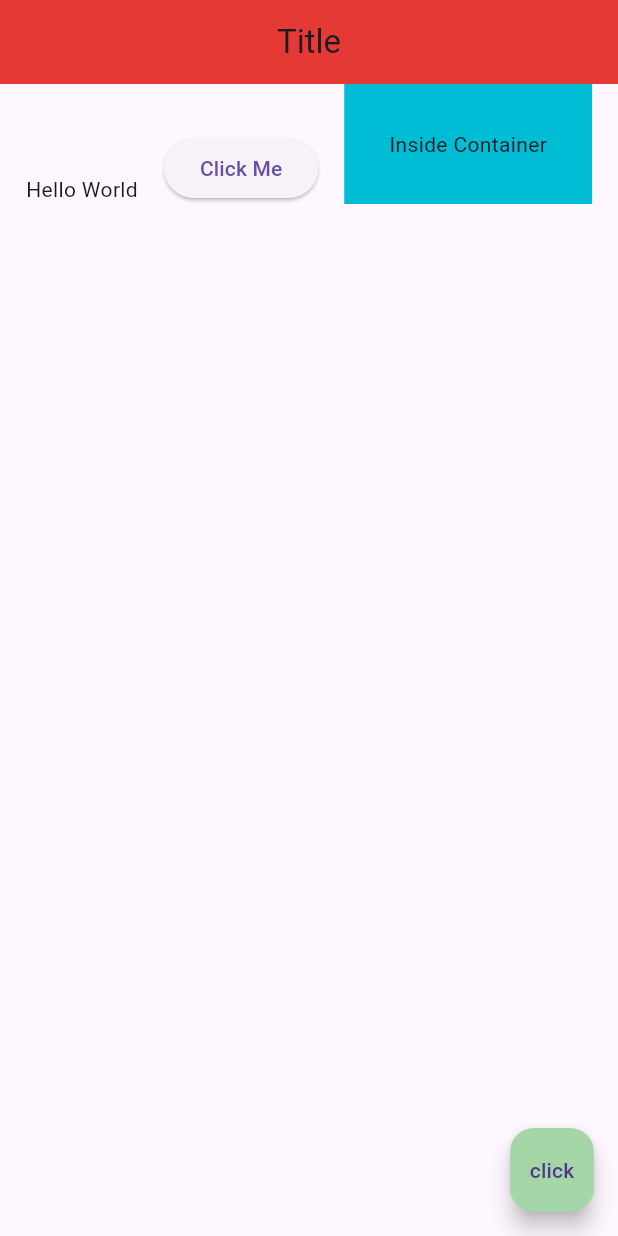
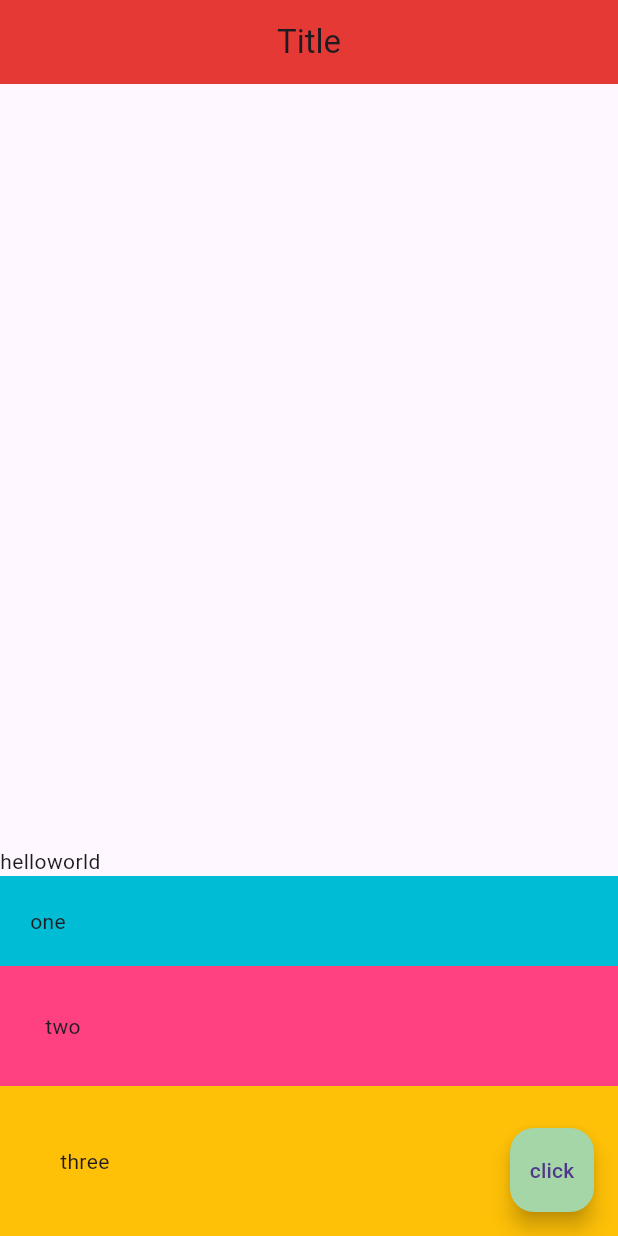
Before and after one commit to MrSax314/maintain, a Flutter app: the screen it shows after launch, on a phone screen of 412 x 824 dp. Run offline on Flutter 3.47's test engine with Material 3 defaults, Android fonts, the light colour scheme and no system bars.

Commit message:
Column example

```diff
--- a/lib/main.dart
+++ b/lib/main.dart
@@ -13,18 +13,30 @@
         centerTitle: true,
         backgroundColor: Colors.red[600],
       ),
-      body: Row(
-        mainAxisAlignment: MainAxisAlignment.spaceEvenly,
-        crossAxisAlignment: CrossAxisAlignment.end,
+      body: Column(
+        mainAxisAlignment: MainAxisAlignment.end,
+        crossAxisAlignment: CrossAxisAlignment.stretch,
         children: [
-          Text('Hello World'),
-          ElevatedButton(
-            onPressed: () {} ,
-            child: Text('Click Me')),
+          Row(
+            children: [
+              Text('hello'),
+              Text('world')
+            ],
+          ),
           Container(
+            padding: EdgeInsets.all(20),
             color: Colors.cyan,
-            padding: EdgeInsets.all(30),
-            child: Text('Inside Container')
+            child: Text('one')
+          ),
+          Container(
+              padding: EdgeInsets.all(30),
+              color: Colors.pinkAccent,
+              child: Text('two')
+          ),
+          Container(
+              padding: EdgeInsets.all(40),
+              color: Colors.amber,
+              child: Text('three')
           ),
         ],
       ),
```
